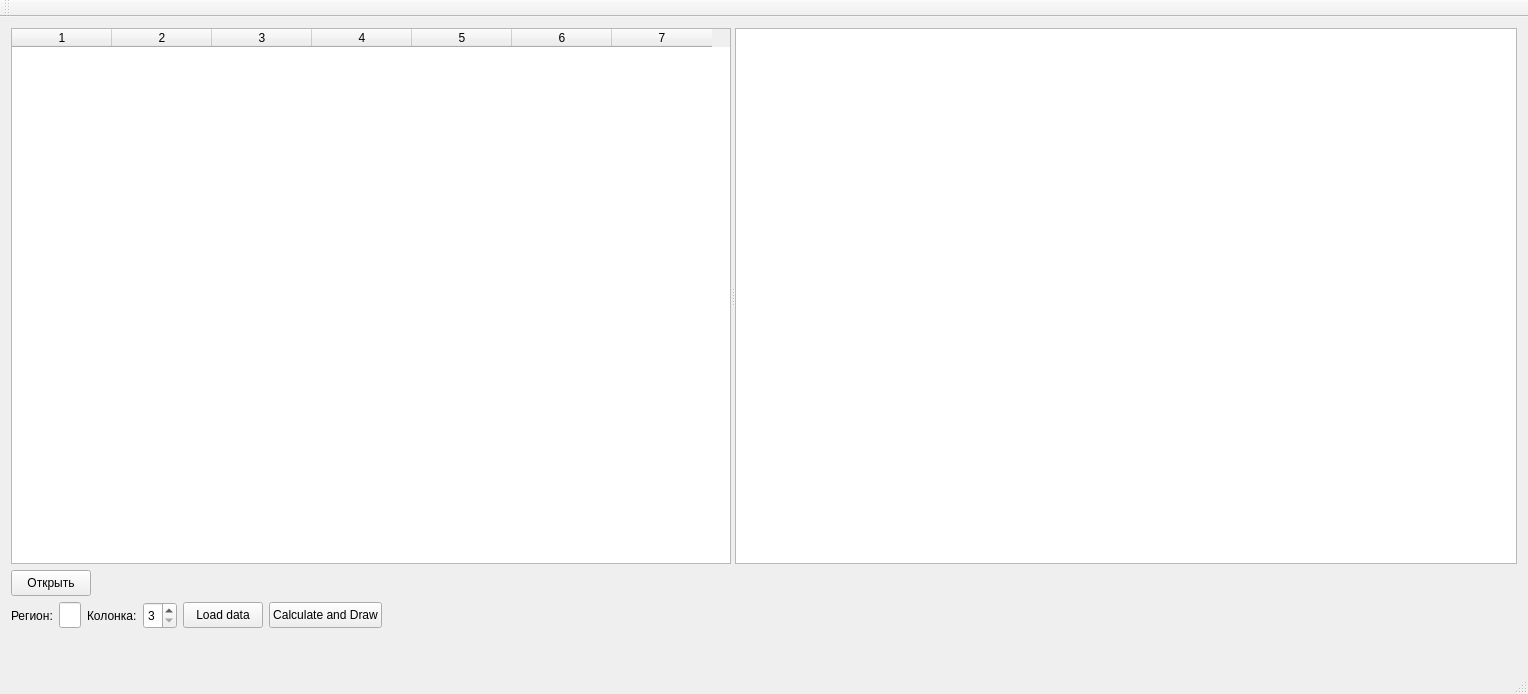
Above: view.ui from smurfomen/visualization before the change. Below: the same form after it.
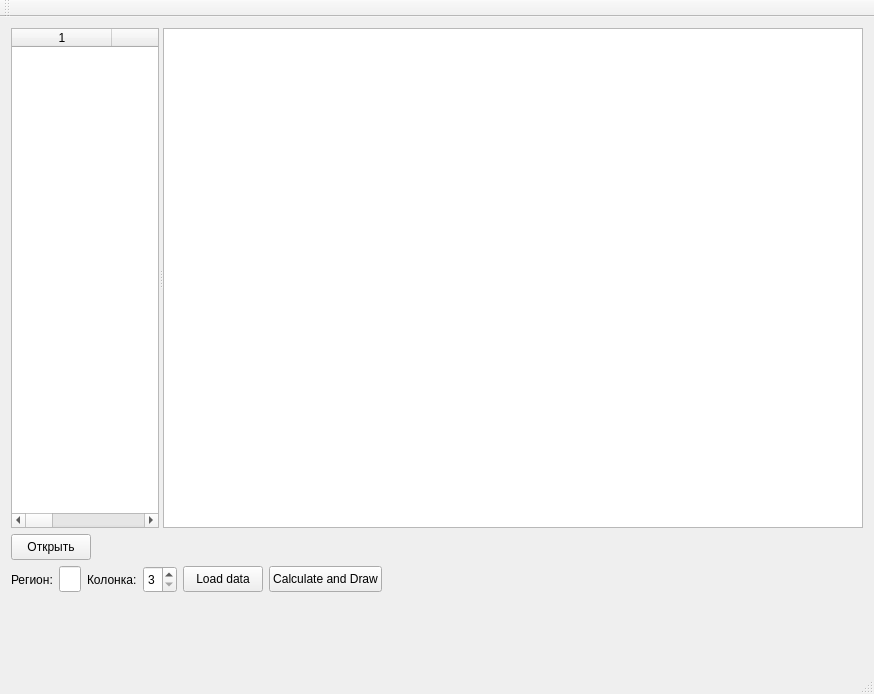
That is the form after the change.

The edit to the form file:
```diff
--- a/view.ui
+++ b/view.ui
@@ -6,7 +6,7 @@
    <rect>
     <x>0</x>
     <y>0</y>
-    <width>1528</width>
+    <width>874</width>
     <height>694</height>
    </rect>
   </property>
@@ -27,6 +27,12 @@
        <enum>Qt::Horizontal</enum>
       </property>
       <widget class="QTableWidget" name="table">
+       <property name="minimumSize">
+        <size>
+         <width>0</width>
+         <height>500</height>
+        </size>
+       </property>
        <property name="editTriggers">
         <set>QAbstractItemView::NoEditTriggers</set>
        </property>
@@ -44,14 +50,14 @@
       <widget class="QGraphicsView" name="gview">
        <property name="minimumSize">
         <size>
-         <width>782</width>
-         <height>536</height>
+         <width>700</width>
+         <height>500</height>
         </size>
        </property>
        <property name="maximumSize">
         <size>
-         <width>782</width>
-         <height>536</height>
+         <width>700</width>
+         <height>500</height>
         </size>
        </property>
        <property name="verticalScrollBarPolicy">
@@ -61,7 +67,13 @@
         <enum>Qt::ScrollBarAlwaysOff</enum>
        </property>
        <property name="sizeAdjustPolicy">
-        <enum>QAbstractScrollArea::AdjustToContents</enum>
+        <enum>QAbstractScrollArea::AdjustIgnored</enum>
+       </property>
+       <property name="renderHints">
+        <set>QPainter::Antialiasing|QPainter::HighQualityAntialiasing|QPainter::SmoothPixmapTransform|QPainter::TextAntialiasing</set>
+       </property>
+       <property name="cacheMode">
+        <set>QGraphicsView::CacheNone</set>
        </property>
        <property name="transformationAnchor">
         <enum>QGraphicsView::AnchorViewCenter</enum>
```
Left out of the diff: 10 changed lines with no effect on the pictures.
